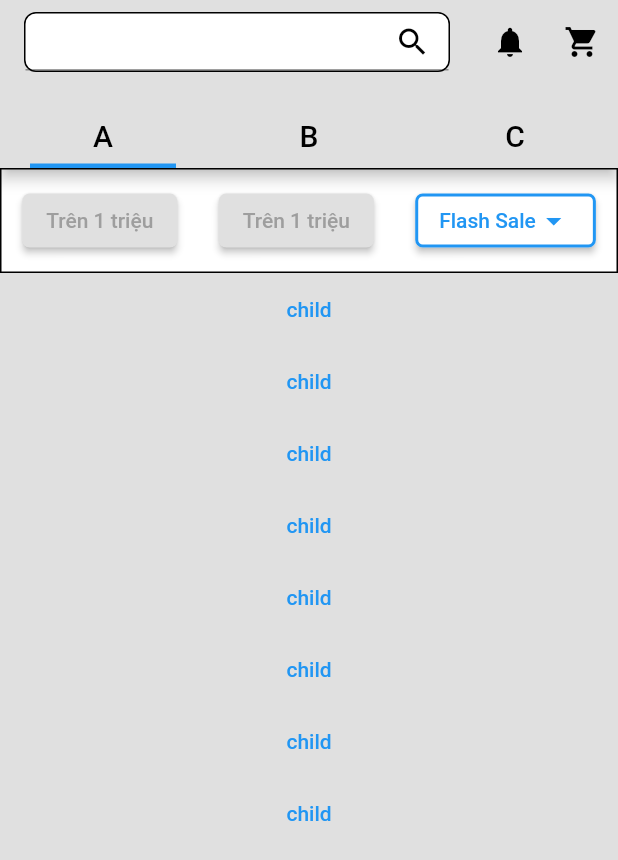
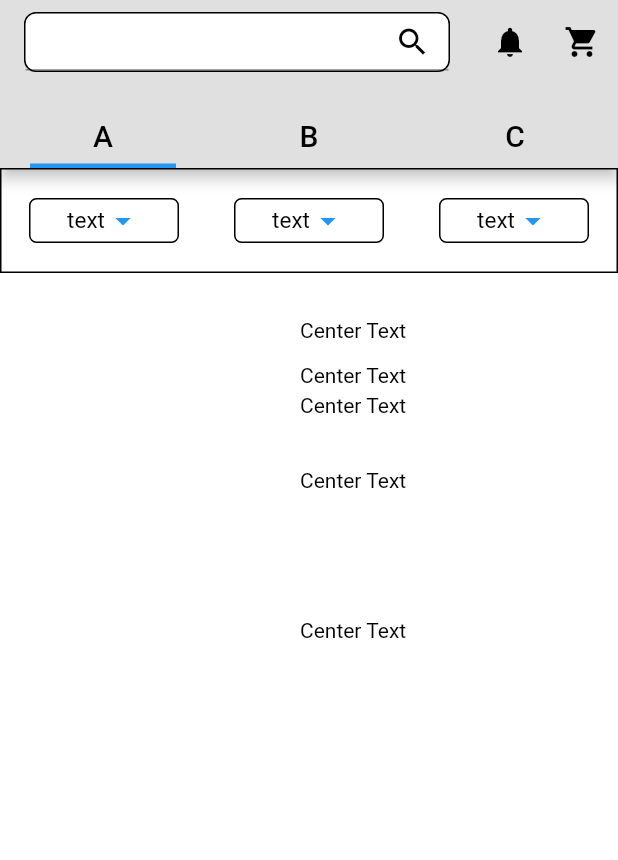
Before and after one commit to Skizdukion/dropDownLayout, a Flutter app: the screen it shows after launch, on a phone screen of 412 x 824 dp. Shown: the top 860 px of the screen. Run offline on Flutter 3.47's test engine with Material 2 defaults, Android fonts, the phone set to English and light mode, and no system bars.

Commit message:
use dropdown layout as stack

```diff
--- a/lib/product_page.dart
+++ b/lib/product_page.dart
@@ -1,3 +1,7 @@
+import 'dart:core';
+
+import 'package:ecomerce_test/widget/animated_dropdown.dart';
+import 'package:ecomerce_test/widget/custom_dropdown_btn.dart';
 import 'package:ecomerce_test/widget/dropdown_button.dart';
 import 'package:flutter/material.dart';
 
@@ -77,14 +81,34 @@ class SaleProduct extends StatefulWidget {
   State<SaleProduct> createState() => _SaleProductState();
 }
 
+class Model{
+  Model({required this.text, this.isSelected = false});
+  String text;
+  bool isSelected;
+}
+
 class _SaleProductState extends State<SaleProduct> {
+
+  bool dropDown = false;
+  List<Model> list = [
+    Model(text: 'tren 1 trieu'),
+    Model(text: 'tren 2 trieu'),
+    Model(text: 'tren 3 trieu'),
+  ];
+
   @override
   Widget build(BuildContext context) {
     return Scaffold(
       backgroundColor: Colors.grey.shade300,
-      body: Column(
+      body: Container(
+        width: MediaQuery.of(context).size.width,
+        color: Colors.white,
+        child: Stack(
           children: [
-          Container(
+            Positioned(
+              top: 0,
+              width: MediaQuery.of(context).size.width,
+              child: Container(
                 height: 70,
                 decoration: BoxDecoration(
                     color: Colors.white, border: Border.all(color: Colors.black)),
@@ -92,46 +116,121 @@ class _SaleProductState extends State<SaleProduct> {
                   mainAxisAlignment: MainAxisAlignment.spaceAround,
                   crossAxisAlignment: CrossAxisAlignment.center,
                   children: [
-                  ElevatedButton(
-                      style: ElevatedButton.styleFrom(
-                        shape: RoundedRectangleBorder(
-                          borderRadius: BorderRadius.circular(5),
+                    CustomDropDownBtn(text: 'text', onPress: onDropDown),
+                    CustomDropDownBtn(text: 'text', onPress: onDropDown),
+                    CustomDropDownBtn(text: 'text', onPress: onDropDown),
+                  ],
+                )),
             ),
-                        primary: Colors.grey.shade300, // background
+            const Positioned(
+              child: Text("Center Text", style: TextStyle(color: Colors.black),),
+              top: 100,
+              left: 200,
             ),
-                      onPressed: () {},
-                      child: const Text(
-                        "Trên 1 triệu",
-                        style: TextStyle(color: Colors.grey),
+            const Positioned(
+              child: Text("Center Text", style: TextStyle(color: Colors.black),),
+              top: 130,
+              left: 200,
+            ),
+            const Positioned(
+              child: Text("Center Text", style: TextStyle(color: Colors.black),),
+              top: 150,
+              left: 200,
+            ),
+            const Positioned(
+              child: Text("Center Text", style: TextStyle(color: Colors.black),),
+              top: 200,
+              left: 200,
+            ),
+            const Positioned(
+              child: Text("Center Text", style: TextStyle(color: Colors.black),),
+              top: 300,
+              left: 200,
+            ),
+            Positioned(
+              top: 70,
+              child: AnimatedDropdown(
+                display: dropDown,
+                children: [
+                  Container(
+                    color: Colors.white,
+                    width: MediaQuery.of(context).size.width,
+                    height: 110,
+                    child: Padding(
+                      padding: const EdgeInsets.symmetric(vertical: 10, horizontal: 15),
+                      child: GridView.builder(
+                        gridDelegate: const SliverGridDelegateWithFixedCrossAxisCount(
+                          crossAxisCount: 2,
+                          childAspectRatio: 5,
+                          crossAxisSpacing: 16.0,
+                          mainAxisSpacing: 16.0,
+                        ),
+                        itemCount: list.length,
+                        itemBuilder: (BuildContext context, int index){
+                          return InkWell(
+                            onTap: (){
+                              setState(() {
+                                list[index].isSelected = !list[index].isSelected;
+                              });
+                            },
+                            child: Container(
+                              decoration: BoxDecoration(
+                                color: list[index].isSelected
+                                    ? Colors.white
+                                    : Colors.grey.shade300,
+                                borderRadius: BorderRadius.circular(8),
+                                border: Border.all(
+                                    color: list[index].isSelected
+                                        ? Colors.blue
+                                        : Colors.transparent),
+                              ),
+                              child: Center(child: Text(list[index].text),),
+                            ),
+                          );
+                        },
+                      ),
+                    ),
+                  ),
+                  SizedBox(
+                    width: double.infinity,
+                    height: 20,
+                    child: Padding(
+                      padding: const EdgeInsets.symmetric(horizontal: 20),
+                      child: InkWell(
+                        onTap: (){
+                          setState(() {
+                            dropDown = false;
+                          });
+                        },
+                        child: Container(
+                          decoration: BoxDecoration(
+                            borderRadius: BorderRadius.circular(8),
+                            color: Colors.red,
+                          ),
+                          child: const Center(
+                            child: Text('OK'),
+                          ),
+                        ),
+                      ),
+                    ),
+                  ),
+                  Expanded(child: InkWell(
+                    onTap: (){
+                      onDropDown(false);
+                    },
                   )),
-                  ElevatedButton(
-                      style: ElevatedButton.styleFrom(
-                        shape: RoundedRectangleBorder(
-                          borderRadius: BorderRadius.circular(5),
+                ],
               ),
-                        primary: Colors.grey.shade300, // background
-                      ),
-                      onPressed: () {},
-                      child: const Text(
-                        "Trên 1 triệu",
-                        style: TextStyle(color: Colors.grey),
-                      )),
-                  const MyDropdownButton(
-                    label: "Flash Sale",
-                    position: DropdownPosition.BELOW,
             )
           ],
-              )),
-          TextButton(onPressed: (){}, child: const Text('child')),
-          TextButton(onPressed: (){}, child: const Text('child')),
-          TextButton(onPressed: (){}, child: const Text('child')),
-          TextButton(onPressed: (){}, child: const Text('child')),
-          TextButton(onPressed: (){}, child: const Text('child')),
-          TextButton(onPressed: (){}, child: const Text('child')),
-          TextButton(onPressed: (){}, child: const Text('child')),
-          TextButton(onPressed: (){}, child: const Text('child')),
-        ],
+        ),
       ),
     );
   }
+
+  onDropDown(bool isDropDown){
+    setState(() {
+      dropDown = isDropDown;
+    });
   }
+}
--- /dev/null
+++ b/lib/widget/custom_dropdown_btn.dart
@@ -0,0 +1,61 @@
+import 'package:flutter/material.dart';
+
+class CustomDropDownBtn extends StatefulWidget {
+  const CustomDropDownBtn({ Key? key,
+    required this.text,
+    required this.onPress,
+    this.height = 30,
+    this.width = 100,
+    this.color = Colors.white,
+  }) : super(key: key);
+
+  final String text;
+  final Function(bool) onPress;
+  final double width;
+  final double height;
+  final Color color;
+
+  @override
+  _CustomDropDownBtnState createState() => _CustomDropDownBtnState();
+}
+
+class _CustomDropDownBtnState extends State<CustomDropDownBtn> {
+
+  bool isDropDown = false;
+
+  void toggle(){
+    setState(() {
+      isDropDown = !isDropDown;
+    });
+    widget.onPress.call(isDropDown);
+  }
+
+  @override
+  Widget build(BuildContext context) {
+    return InkWell(
+      onTap: toggle,
+      child: Container(
+        decoration: BoxDecoration(
+          color: widget.color,
+          border: Border.all(color: Colors.black),
+          borderRadius: BorderRadius.circular(5),
+        ),
+        width: widget.width,
+        height: widget.height,
+        child: Row(
+          mainAxisAlignment: MainAxisAlignment.center,
+          children: [
+            Text(widget.text, style: const TextStyle(
+              color: Colors.black,
+              fontSize: 15,
+            ),),
+            Icon(
+              isDropDown ? Icons.arrow_drop_up : Icons.arrow_drop_down,
+              color: Colors.blue,
+            )
+          ],
+        ),
+      ),
+    );
+  }
+}
--- a/lib/widget/dropdown_button.dart
+++ b/lib/widget/dropdown_button.dart
@@ -1,3 +1,4 @@
+import 'package:ecomerce_test/widget/animated_dropdown.dart';
 import 'package:ecomerce_test/widget/overlay_container.dart';
 import 'package:flutter/material.dart';
 
@@ -34,7 +35,7 @@ class _MyDropdownButtonState extends State<MyDropdownButton>{
   Widget build(BuildContext context) {
     return Column(
       mainAxisAlignment: MainAxisAlignment.center,
-      children: <Widget>[
+      children: [
         ElevatedButton(
           style: ElevatedButton.styleFrom(
             shape: RoundedRectangleBorder(
@@ -54,6 +55,14 @@ class _MyDropdownButtonState extends State<MyDropdownButton>{
             ],
           ),
         ),
+        // AnimatedDropdown(
+        //   display: _dropdownShown,
+        //   child: Container(
+        //     width: MediaQuery.of(context).size.width,
+        //     height: 150,
+        //     color: Colors.red,
+        //   ),
+        // ),
         OverlayContainer(
           duraion: const Duration(milliseconds: 300),
           materialColor: Colors.white,
```
Also changed, not shown: lib/widget/animated_container.dart (deleted, +0 -39 lines), lib/widget/animated_dropdown.dart (added, +90 -0 lines), flutter_01.png (added). Lines whose indentation alone changed are shown as unchanged.
